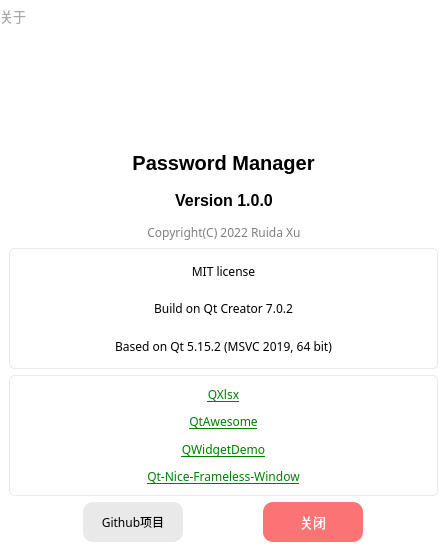
First picture: the form in ui/dialogs/aboutdialog.ui, repository Robert-Stackflow/PasswordManager, before the edit.
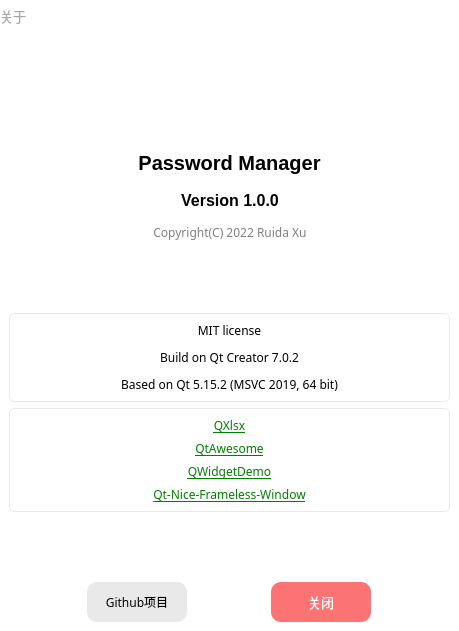
Second picture: the form after the edit. Icons and pictures are not drawn.

```diff
--- a/ui/dialogs/aboutdialog.ui
+++ b/ui/dialogs/aboutdialog.ui
@@ -6,8 +6,8 @@
    <rect>
     <x>0</x>
     <y>0</y>
-    <width>447</width>
-    <height>551</height>
+    <width>459</width>
+    <height>631</height>
    </rect>
   </property>
   <property name="windowTitle">
@@ -232,6 +232,268 @@
          <string notr="true"/>
         </property>
         <layout class="QGridLayout" name="gridLayout_4">
+         <item row="1" column="0">
+          <spacer name="verticalSpacer">
+           <property name="orientation">
+            <enum>Qt::Vertical</enum>
+           </property>
+           <property name="sizeHint" stdset="0">
+            <size>
+             <width>20</width>
+             <height>40</height>
+            </size>
+           </property>
+          </spacer>
+         </item>
+         <item row="3" column="0">
+          <widget class="QWidget" name="openSourcesListWidget" native="true">
+           <property name="styleSheet">
+            <string notr="true">QWidget#openSourcesListWidget{border:1px solid #e9e9e9;border-radius:5px;}</string>
+           </property>
+           <layout class="QGridLayout" name="gridLayout_2">
+            <item row="1" column="0">
+             <layout class="QVBoxLayout" name="verticalLayout_4">
+              <item>
+               <widget class="QLabel" name="label">
+                <property name="font">
+                 <font>
+                  <family>楷体</family>
+                 </font>
+                </property>
+                <property name="text">
+                 <string>&lt;a style='color: green;' href=&quot;https://github.com/QtExcel/QXlsx/&quot;&gt;QXlsx&lt;/a&gt;</string>
+                </property>
+                <property name="alignment">
+                 <set>Qt::AlignCenter</set>
+                </property>
+                <property name="openExternalLinks">
+                 <bool>true</bool>
+                </property>
+               </widget>
+              </item>
+              <item>
+               <widget class="QLabel" name="label_2">
+                <property name="font">
+                 <font>
+                  <family>楷体</family>
+                 </font>
+                </property>
+                <property name="text">
+                 <string>&lt;a style='color: green;' href=&quot;https://github.com/gamecreature/QtAwesome&quot;&gt;QtAwesome&lt;/a&gt;</string>
+                </property>
+                <property name="alignment">
+                 <set>Qt::AlignCenter</set>
+                </property>
+                <property name="openExternalLinks">
+                 <bool>true</bool>
+                </property>
+               </widget>
+              </item>
+              <item>
+               <widget class="QLabel" name="label_5">
+                <property name="font">
+                 <font>
+                  <family>楷体</family>
+                 </font>
+                </property>
+                <property name="text">
+                 <string>&lt;a style='color: green;' href=&quot;https://github.com/feiyangqingyun/QWidgetDemo&quot;&gt;QWidgetDemo&lt;/a&gt;</string>
+                </property>
+                <property name="alignment">
+                 <set>Qt::AlignCenter</set>
+                </property>
+                <property name="openExternalLinks">
+                 <bool>true</bool>
+                </property>
+               </widget>
+              </item>
+              <item>
+               <widget class="QLabel" name="label_3">
+                <property name="font">
+                 <font>
+                  <family>楷体</family>
+                 </font>
+                </property>
+                <property name="text">
+                 <string>&lt;a style='color: green;' href=&quot;https://github.com/Bringer-of-Light/Qt-Nice-Frameless-Window&quot;&gt;Qt-Nice-Frameless-Window&lt;/a&gt;</string>
+                </property>
+                <property name="alignment">
+                 <set>Qt::AlignCenter</set>
+                </property>
+                <property name="openExternalLinks">
+                 <bool>true</bool>
+                </property>
+               </widget>
+              </item>
+             </layout>
+            </item>
+           </layout>
+          </widget>
+         </item>
+         <item row="2" column="0">
+          <widget class="QWidget" name="licenseWidget" native="true">
+           <property name="styleSheet">
+            <string notr="true">QWidget#licenseWidget{border:1px solid #e9e9e9;border-radius:5px;}</string>
+           </property>
+           <layout class="QGridLayout" name="gridLayout_3">
+            <item row="0" column="0">
+             <layout class="QHBoxLayout" name="horizontalLayout_4">
+              <item>
+               <spacer name="horizontalSpacer_5">
+                <property name="orientation">
+                 <enum>Qt::Horizontal</enum>
+                </property>
+                <property name="sizeHint" stdset="0">
+                 <size>
+                  <width>40</width>
+                  <height>20</height>
+                 </size>
+                </property>
+               </spacer>
+              </item>
+              <item>
+               <layout class="QVBoxLayout" name="verticalLayout_2">
+                <property name="spacing">
+                 <number>10</number>
+                </property>
+                <item>
+                 <widget class="QLabel" name="MIT">
+                  <property name="font">
+                   <font>
+                    <family>等线 Light</family>
+                    <bold>false</bold>
+                   </font>
+                  </property>
+                  <property name="text">
+                   <string>MIT license</string>
+                  </property>
+                  <property name="alignment">
+                   <set>Qt::AlignCenter</set>
+                  </property>
+                 </widget>
+                </item>
+                <item>
+                 <widget class="QLabel" name="QtCreatorVersion">
+                  <property name="font">
+                   <font>
+                    <family>等线 Light</family>
+                    <bold>false</bold>
+                   </font>
+                  </property>
+                  <property name="text">
+                   <string>Build on Qt Creator 7.0.2</string>
+                  </property>
+                  <property name="alignment">
+                   <set>Qt::AlignCenter</set>
+                  </property>
+                 </widget>
+                </item>
+                <item>
+                 <widget class="QLabel" name="QtVersion">
+                  <property name="font">
+                   <font>
+                    <family>等线 Light</family>
+                    <bold>false</bold>
+                   </font>
+                  </property>
+                  <property name="text">
+                   <string>Based on Qt 5.15.2 (MSVC 2019, 64 bit)</string>
+                  </property>
+                  <property name="alignment">
+                   <set>Qt::AlignCenter</set>
+                  </property>
+                 </widget>
+                </item>
+               </layout>
+              </item>
+              <item>
+               <spacer name="horizontalSpacer_9">
+                <property name="orientation">
+                 <enum>Qt::Horizontal</enum>
+                </property>
+                <property name="sizeHint" stdset="0">
+                 <size>
+                  <width>40</width>
+                  <height>20</height>
+                 </size>
+                </property>
+               </spacer>
+              </item>
+             </layout>
+            </item>
+           </layout>
+          </widget>
+         </item>
+         <item row="5" column="0">
+          <layout class="QHBoxLayout" name="horizontalLayout_6">
+           <item>
+            <widget class="QPushButton" name="openInGithub">
+             <property name="minimumSize">
+              <size>
+               <width>100</width>
+               <height>40</height>
+              </size>
+             </property>
+             <property name="maximumSize">
+              <size>
+               <width>100</width>
+               <height>16777215</height>
+              </size>
+             </property>
+             <property name="font">
+              <font>
+               <family>黑体</family>
+              </font>
+             </property>
+             <property name="cursor">
+              <cursorShape>PointingHandCursor</cursorShape>
+             </property>
+             <property name="styleSheet">
+              <string notr="true">QPushButton{color:black;background:#e9e9e9;border:0px solid rgb(167, 166, 170);border-radius:10px;}
+QPushButton:hover{background:#d2d2d2;}
+QPushButton:press{background:#d2d2d2;}</string>
+             </property>
+             <property name="text">
+              <string>Github项目</string>
+             </property>
+            </widget>
+           </item>
+           <item>
+            <widget class="QPushButton" name="close">
+             <property name="minimumSize">
+              <size>
+               <width>100</width>
+               <height>40</height>
+              </size>
+             </property>
+             <property name="maximumSize">
+              <size>
+               <width>100</width>
+               <height>16777215</height>
+              </size>
+             </property>
+             <property name="font">
+              <font>
+               <family>Microsoft YaHei UI</family>
+               <pointsize>10</pointsize>
+               <italic>false</italic>
+               <bold>false</bold>
+              </font>
+             </property>
+             <property name="cursor">
+              <cursorShape>PointingHandCursor</cursorShape>
+             </property>
+             <property name="styleSheet">
+              <string notr="true">QPushButton{border-radius:10px;font:10pt &quot;Microsoft YaHei UI&quot; ;color:#ffffff;background:#fb7373}
+QPushButton:hover{background-color: rgba(251, 115, 115,80%);}</string>
+             </property>
+             <property name="text">
+              <string>关闭</string>
+             </property>
+            </widget>
+           </item>
+          </layout>
+         </item>
          <item row="0" column="0">
           <layout class="QVBoxLayout" name="verticalLayout">
            <property name="spacing">
@@ -533,254 +795,18 @@
            </item>
           </layout>
          </item>
-         <item row="1" column="0">
-          <widget class="QWidget" name="licenseWidget" native="true">
-           <property name="styleSheet">
-            <string notr="true">QWidget#licenseWidget{border:1px solid #e9e9e9;border-radius:5px;}</string>
+         <item row="4" column="0">
+          <spacer name="verticalSpacer_2">
+           <property name="orientation">
+            <enum>Qt::Vertical</enum>
            </property>
-           <layout class="QGridLayout" name="gridLayout_3">
-            <item row="0" column="0">
-             <layout class="QHBoxLayout" name="horizontalLayout_4">
-              <item>
-               <spacer name="horizontalSpacer_5">
-                <property name="orientation">
-                 <enum>Qt::Horizontal</enum>
-                </property>
-                <property name="sizeHint" stdset="0">
-                 <size>
-                  <width>40</width>
-                  <height>20</height>
-                 </size>
-                </property>
-               </spacer>
-              </item>
-              <item>
-               <layout class="QVBoxLayout" name="verticalLayout_2">
-                <property name="spacing">
-                 <number>10</number>
-                </property>
-                <item>
-                 <widget class="QLabel" name="MIT">
-                  <property name="font">
-                   <font>
-                    <family>等线 Light</family>
-                    <bold>false</bold>
-                   </font>
-                  </property>
-                  <property name="text">
-                   <string>MIT license</string>
-                  </property>
-                  <property name="alignment">
-                   <set>Qt::AlignCenter</set>
-                  </property>
-                 </widget>
-                </item>
-                <item>
-                 <widget class="QLabel" name="QtCreatorVersion">
-                  <property name="font">
-                   <font>
-                    <family>等线 Light</family>
-                    <bold>false</bold>
-                   </font>
-                  </property>
-                  <property name="text">
-                   <string>Build on Qt Creator 7.0.2</string>
-                  </property>
-                  <property name="alignment">
-                   <set>Qt::AlignCenter</set>
-                  </property>
-                 </widget>
-                </item>
-                <item>
-                 <widget class="QLabel" name="QtVersion">
-                  <property name="font">
-                   <font>
-                    <family>等线 Light</family>
-                    <bold>false</bold>
-                   </font>
-                  </property>
-                  <property name="text">
-                   <string>Based on Qt 5.15.2 (MSVC 2019, 64 bit)</string>
-                  </property>
-                  <property name="alignment">
-                   <set>Qt::AlignCenter</set>
-                  </property>
-                 </widget>
-                </item>
-               </layout>
-              </item>
-              <item>
-               <spacer name="horizontalSpacer_9">
-                <property name="orientation">
-                 <enum>Qt::Horizontal</enum>
-                </property>
-                <property name="sizeHint" stdset="0">
-                 <size>
-                  <width>40</width>
-                  <height>20</height>
-                 </size>
-                </property>
-               </spacer>
-              </item>
-             </layout>
-            </item>
-           </layout>
-          </widget>
-         </item>
-         <item row="2" column="0">
-          <widget class="QWidget" name="openSourcesListWidget" native="true">
-           <property name="styleSheet">
-            <string notr="true">QWidget#openSourcesListWidget{border:1px solid #e9e9e9;border-radius:5px;}</string>
+           <property name="sizeHint" stdset="0">
+            <size>
+             <width>20</width>
+             <height>40</height>
+            </size>
            </property>
-           <layout class="QGridLayout" name="gridLayout_2">
-            <item row="1" column="0">
-             <layout class="QVBoxLayout" name="verticalLayout_4">
-              <item>
-               <widget class="QLabel" name="label">
-                <property name="font">
-                 <font>
-                  <family>楷体</family>
-                 </font>
-                </property>
-                <property name="text">
-                 <string>&lt;a style='color: green;' href=&quot;https://github.com/QtExcel/QXlsx/&quot;&gt;QXlsx&lt;/a&gt;</string>
-                </property>
-                <property name="alignment">
-                 <set>Qt::AlignCenter</set>
-                </property>
-                <property name="openExternalLinks">
-                 <bool>true</bool>
-                </property>
-               </widget>
-              </item>
-              <item>
-               <widget class="QLabel" name="label_2">
-                <property name="font">
-                 <font>
-                  <family>楷体</family>
-                 </font>
-                </property>
-                <property name="text">
-                 <string>&lt;a style='color: green;' href=&quot;https://github.com/gamecreature/QtAwesome&quot;&gt;QtAwesome&lt;/a&gt;</string>
-                </property>
-                <property name="alignment">
-                 <set>Qt::AlignCenter</set>
-                </property>
-                <property name="openExternalLinks">
-                 <bool>true</bool>
-                </property>
-               </widget>
-              </item>
-              <item>
-               <widget class="QLabel" name="label_5">
-                <property name="font">
-                 <font>
-                  <family>楷体</family>
-                 </font>
-                </property>
-                <property name="text">
-                 <string>&lt;a style='color: green;' href=&quot;https://github.com/feiyangqingyun/QWidgetDemo&quot;&gt;QWidgetDemo&lt;/a&gt;</string>
-                </property>
-                <property name="alignment">
-                 <set>Qt::AlignCenter</set>
-                </property>
-                <property name="openExternalLinks">
-                 <bool>true</bool>
-                </property>
-               </widget>
-              </item>
-              <item>
-               <widget class="QLabel" name="label_3">
-                <property name="font">
-                 <font>
-                  <family>楷体</family>
-                 </font>
-                </property>
-                <property name="text">
-                 <string>&lt;a style='color: green;' href=&quot;https://github.com/Bringer-of-Light/Qt-Nice-Frameless-Window&quot;&gt;Qt-Nice-Frameless-Window&lt;/a&gt;</string>
-                </property>
-                <property name="alignment">
-                 <set>Qt::AlignCenter</set>
-                </property>
-                <property name="openExternalLinks">
-                 <bool>true</bool>
-                </property>
-               </widget>
-              </item>
-             </layout>
-            </item>
-           </layout>
-          </widget>
-         </item>
-         <item row="3" column="0">
-          <layout class="QHBoxLayout" name="horizontalLayout_6">
-           <item>
-            <widget class="QPushButton" name="openInGithub">
-             <property name="minimumSize">
-              <size>
-               <width>100</width>
-               <height>40</height>
-              </size>
-             </property>
-             <property name="maximumSize">
-              <size>
-               <width>100</width>
-               <height>16777215</height>
-              </size>
-             </property>
-             <property name="font">
-              <font>
-               <family>黑体</family>
-              </font>
-             </property>
-             <property name="cursor">
-              <cursorShape>PointingHandCursor</cursorShape>
-             </property>
-             <property name="styleSheet">
-              <string notr="true">QPushButton{color:black;background:#e9e9e9;border:0px solid rgb(167, 166, 170);border-radius:10px;}
-QPushButton:hover{background:#d2d2d2;}
-QPushButton:press{background:#d2d2d2;}</string>
-             </property>
-             <property name="text">
-              <string>Github项目</string>
-             </property>
-            </widget>
-           </item>
-           <item>
-            <widget class="QPushButton" name="close">
-             <property name="minimumSize">
-              <size>
-               <width>100</width>
-               <height>40</height>
-              </size>
-             </property>
-             <property name="maximumSize">
-              <size>
-               <width>100</width>
-               <height>16777215</height>
-              </size>
-             </property>
-             <property name="font">
-              <font>
-               <family>Microsoft YaHei UI</family>
-               <pointsize>10</pointsize>
-               <italic>false</italic>
-               <bold>false</bold>
-              </font>
-             </property>
-             <property name="cursor">
-              <cursorShape>PointingHandCursor</cursorShape>
-             </property>
-             <property name="styleSheet">
-              <string notr="true">QPushButton{border-radius:10px;font:10pt &quot;Microsoft YaHei UI&quot; ;color:#ffffff;background:#fb7373}
-QPushButton:hover{background-color: rgba(251, 115, 115,80%);}</string>
-             </property>
-             <property name="text">
-              <string>关闭</string>
-             </property>
-            </widget>
-           </item>
-          </layout>
+          </spacer>
          </item>
         </layout>
        </widget>
```
